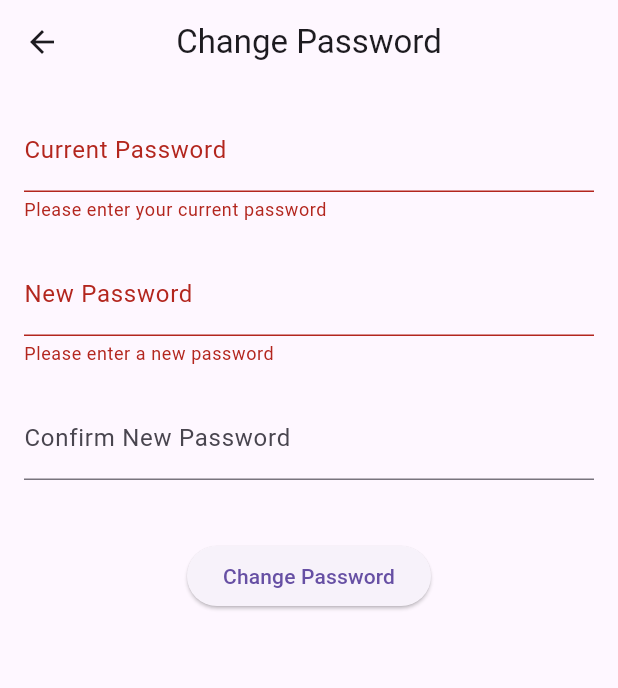
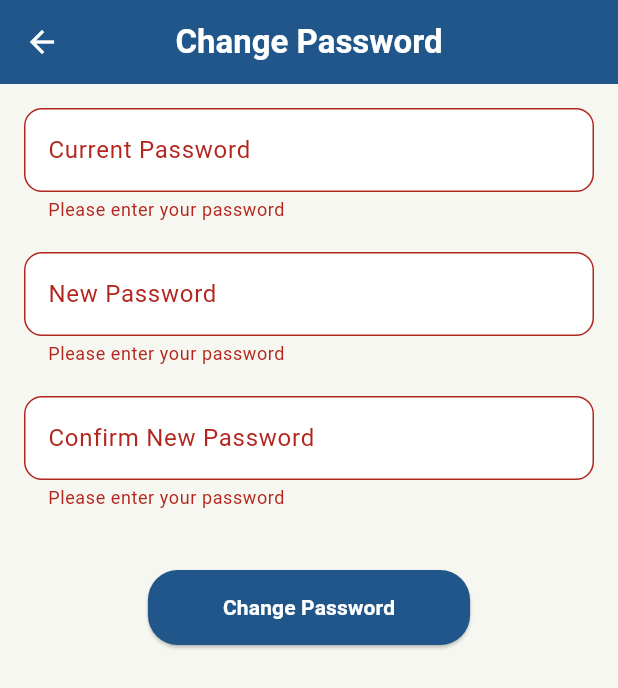
Before and after one commit to 6410110118/project-mobile, a Flutter app: the ChangePasswordPage screen opened directly, after a tap on "Change Password", on a phone screen of 412 x 824 dp. Shown: the top 688 px of the screen. Run offline on Flutter 3.47's test engine with Material 3 defaults, Android fonts, the phone set to English and light mode, and no system bars; our stand-ins replace animate_do, bloc, dio, equatable, flutter_bloc, flutter_secure_storage and 1 more; accounts and stored records are empty; network calls fail.

Commit message:
fix error

```diff
--- a/frontend/lib/screen/change_password.dart
+++ b/frontend/lib/screen/change_password.dart
@@ -9,9 +9,11 @@ class ChangePasswordPage extends StatefulWidget {
 
 class _ChangePasswordPageState extends State<ChangePasswordPage> {
   final _formKey = GlobalKey<FormState>();
-  final TextEditingController _currentPasswordController = TextEditingController();
+  final TextEditingController _currentPasswordController =
+      TextEditingController();
   final TextEditingController _newPasswordController = TextEditingController();
-  final TextEditingController _confirmPasswordController = TextEditingController();
+  final TextEditingController _confirmPasswordController =
+      TextEditingController();
 
   @override
   void dispose() {
@@ -25,80 +27,84 @@ class _ChangePasswordPageState extends State<ChangePasswordPage> {
   Widget build(BuildContext context) {
     return Scaffold(
       appBar: AppBar(
-        title: Text('Change Password'),
+        title: const Text(
+          'Change Password',
+          style: TextStyle(
+            fontWeight: FontWeight.bold,
+            color: Colors.white,
+          ),
+        ),
+        iconTheme: IconThemeData(
+          color: Colors.white, // ปรับสีไอคอนย้อนกลับเป็นสีขาว
+        ),
+        backgroundColor: const Color.fromARGB(255, 32, 86, 137), // สีหลักของแอป
         centerTitle: true,
       ),
+
+      backgroundColor: const Color(0xFFF6F7F0), // สีพื้นหลังเบจอ่อน
       body: BlocListener<GetMeBloc, GetMeState>(
         listener: (context, state) {
           if (state is ChangePasswordSuccess) {
             ScaffoldMessenger.of(context).showSnackBar(
-              SnackBar(content: Text('Password changed successfully!')),
+              const SnackBar(content: Text('Password changed successfully!')),
             );
-            // เปลี่ยนกลับไปหน้าก่อนหน้าเมื่อเปลี่ยนรหัสสำเร็จ
             Navigator.pop(context);
           } else if (state is ChangePasswordFailure) {
             ScaffoldMessenger.of(context).showSnackBar(
-              SnackBar(content: Text('Failed to change password: ${state.error}')),
+              SnackBar(
+                  content: Text('Failed to change password: ${state.error}')),
             );
           }
         },
-        child: Padding(
+        child: SingleChildScrollView(
           padding: const EdgeInsets.all(16.0),
           child: Form(
             key: _formKey,
             child: Column(
               crossAxisAlignment: CrossAxisAlignment.start,
               children: [
-                TextFormField(
+                _buildPasswordField(
                   controller: _currentPasswordController,
-                  decoration: InputDecoration(labelText: 'Current Password'),
-                  obscureText: true,
-                  validator: (value) {
-                    if (value == null || value.isEmpty) {
-                      return 'Please enter your current password';
-                    }
-                    return null;
-                  },
+                  label: 'Current Password',
                 ),
-                SizedBox(height: 20),
-                TextFormField(
+                const SizedBox(height: 20),
+                _buildPasswordField(
                   controller: _newPasswordController,
-                  decoration: InputDecoration(labelText: 'New Password'),
-                  obscureText: true,
-                  validator: (value) {
-                    if (value == null || value.isEmpty) {
-                      return 'Please enter a new password';
-                    } else if (value.length < 6) {
-                      return 'Password must be at least 6 characters';
-                    }
-                    return null;
-                  },
+                  label: 'New Password',
                 ),
-                SizedBox(height: 20),
-                TextFormField(
+                const SizedBox(height: 20),
+                _buildPasswordField(
                   controller: _confirmPasswordController,
-                  decoration: InputDecoration(labelText: 'Confirm New Password'),
-                  obscureText: true,
-                  validator: (value) {
-                    if (value != _newPasswordController.text) {
-                      return 'Passwords do not match';
-                    }
-                    return null;
-                  },
+                  label: 'Confirm New Password',
                 ),
-                SizedBox(height: 40),
+                const SizedBox(height: 40),
                 Center(
                   child: ElevatedButton(
                     onPressed: () {
                       if (_formKey.currentState!.validate()) {
-                        // เรียกใช้ Bloc เพื่อเปลี่ยนรหัสผ่าน
-                        BlocProvider.of<GetMeBloc>(context).add(ChangePasswordEvent(
+                        BlocProvider.of<GetMeBloc>(context)
+                            .add(ChangePasswordEvent(
                           currentPassword: _currentPasswordController.text,
                           newPassword: _newPasswordController.text,
                         ));
                       }
                     },
-                    child: Text('Change Password'),
+                    style: ElevatedButton.styleFrom(
+                      backgroundColor:
+                          const Color.fromARGB(255, 32, 86, 137), // ปุ่มสีหลัก
+                      padding: const EdgeInsets.symmetric(
+                          horizontal: 50, vertical: 15),
+                      shape: RoundedRectangleBorder(
+                        borderRadius: BorderRadius.circular(20),
+                      ),
+                    ),
+                    child: const Text(
+                      'Change Password',
+                      style: TextStyle(
+                        fontWeight: FontWeight.bold,
+                        color: Colors.white,
+                      ),
+                    ),
                   ),
                 ),
               ],
@@ -108,4 +114,37 @@ class _ChangePasswordPageState extends State<ChangePasswordPage> {
       ),
     );
   }
+
+  Widget _buildPasswordField({
+    required TextEditingController controller,
+    required String label,
+  }) {
+    return TextFormField(
+      controller: controller,
+      decoration: InputDecoration(
+        labelText: label,
+        filled: true,
+        fillColor: Colors.white,
+        border: OutlineInputBorder(
+          borderRadius: BorderRadius.circular(12),
+          borderSide: const BorderSide(color: Colors.grey),
+        ),
+        enabledBorder: OutlineInputBorder(
+          borderRadius: BorderRadius.circular(12),
+          borderSide: const BorderSide(color: Colors.grey),
+        ),
+        focusedBorder: OutlineInputBorder(
+          borderRadius: BorderRadius.circular(12),
+          borderSide: const BorderSide(color: Color.fromARGB(255, 32, 86, 137)),
+        ),
+      ),
+      obscureText: true,
+      validator: (value) {
+        if (value == null || value.isEmpty) {
+          return 'Please enter your password';
+        }
+        return null;
+      },
+    );
+  }
 }
```
